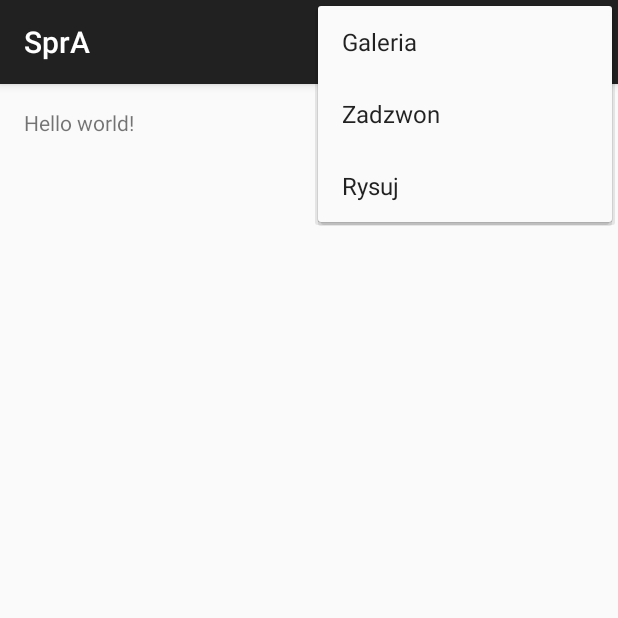
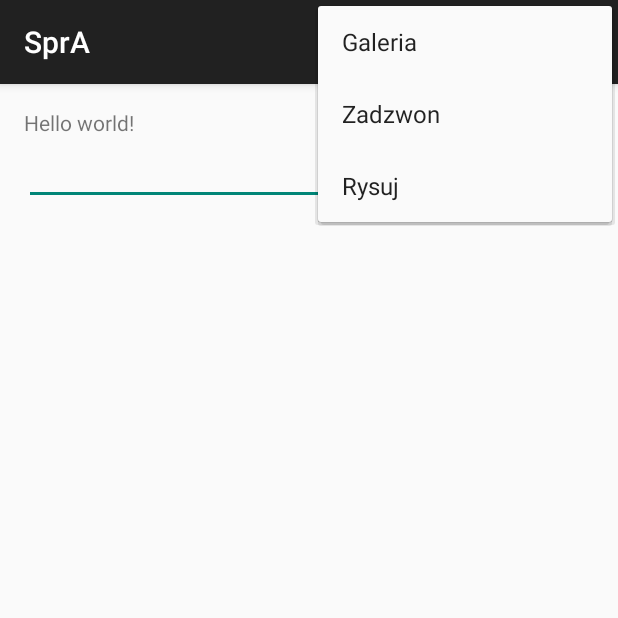
Before and after one commit to karlosos/SCI_Zadania, an Android app: the screen it shows after launch (MainActivity), with the options menu open, on a phone screen of 412 x 824 dp, the top half of it. Run offline under Robolectric (Android 15) with nearby library versions, the phone set to English and light mode, and no system bars.

Commit message:
Caller + manifest

```diff
--- a/Informatyka/AndroidStudioProjects/SprA/app/src/main/AndroidManifest.xml
+++ b/Informatyka/AndroidStudioProjects/SprA/app/src/main/AndroidManifest.xml
@@ -1,7 +1,7 @@
 <?xml version="1.0" encoding="utf-8"?>
 <manifest xmlns:android="http://schemas.android.com/apk/res/android"
     package="com.example.karol.spra" >
-
+    <uses-permission android:name="android.permission.CALL_PHONE" />
     <application
         android:allowBackup="true"
         android:icon="@mipmap/ic_launcher"
@@ -24,10 +24,6 @@
             android:name=".Draw"
             android:label="@string/title_activity_draw" >
         </activity>
-        <activity
-            android:name=".Caller"
-            android:label="@string/title_activity_caller" >
-        </activity>
     </application>
 
 </manifest>
--- a/Informatyka/AndroidStudioProjects/SprA/app/src/main/res/layout/activity_main.xml
+++ b/Informatyka/AndroidStudioProjects/SprA/app/src/main/res/layout/activity_main.xml
@@ -6,6 +6,17 @@
     android:paddingBottom="@dimen/activity_vertical_margin" tools:context=".MainActivity">
 
     <TextView android:text="@string/hello_world" android:layout_width="wrap_content"
-        android:layout_height="wrap_content" />
+        android:layout_height="wrap_content"
+        android:id="@+id/textView" />
+
+    <EditText
+        android:layout_width="wrap_content"
+        android:layout_height="wrap_content"
+        android:inputType="phone"
+        android:ems="10"
+        android:id="@+id/editText"
+        android:layout_below="@+id/textView"
+        android:layout_alignParentLeft="true"
+        android:layout_alignParentStart="true" />
 
 </RelativeLayout>
--- a/Informatyka/AndroidStudioProjects/SprA/app/src/main/res/menu/menu_caller.xml
+++ /dev/null
@@ -1,6 +0,0 @@
-<menu xmlns:android="http://schemas.android.com/apk/res/android"
-    xmlns:app="http://schemas.android.com/apk/res-auto"
-    xmlns:tools="http://schemas.android.com/tools" tools:context="com.example.karol.spra.Caller">
-    <item android:id="@+id/action_settings" android:title="@string/action_settings"
-        android:orderInCategory="100" app:showAsAction="never" />
-</menu>
```
Also changed, not shown: Informatyka/AndroidStudioProjects/SprA/app/src/main/java/com/example/karol/spra/Caller.java (deleted, +0 -39 lines), Informatyka/AndroidStudioProjects/SprA/app/src/main/java/com/example/karol/spra/MainActivity.java (+6 -2 lines), Informatyka/AndroidStudioProjects/SprA/app/src/main/res/layout/activity_caller.xml (deleted, +0 -12 lines).
